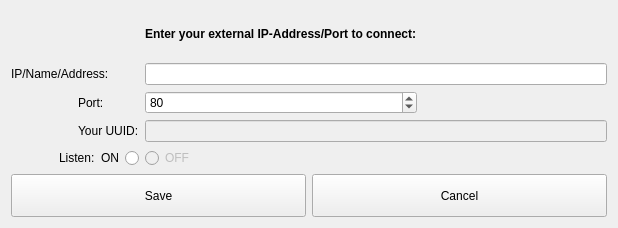
Above: ui/listener-edit.ui from berndhs/arado before the change. Below: the same form after it.
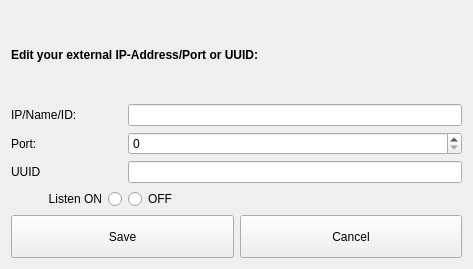
That is the form after the change. Icons and pictures are not drawn.

Commit message: make listener-edit available from button, fix broken widget form

What changed in the file:
```diff
--- a/ui/listener-edit.ui
+++ b/ui/listener-edit.ui
@@ -6,8 +6,8 @@
    <rect>
     <x>0</x>
     <y>0</y>
-    <width>618</width>
-    <height>228</height>
+    <width>473</width>
+    <height>269</height>
    </rect>
   </property>
   <property name="windowTitle">
@@ -18,7 +18,20 @@
     <normaloff>:/arado-logo-colo-128.png</normaloff>:/arado-logo-colo-128.png</iconset>
   </property>
   <layout class="QGridLayout" name="gridLayout">
-   <item row="1" column="0" colspan="2">
+   <item row="0" column="0" colspan="2">
+    <widget class="QLabel" name="label_4">
+     <property name="font">
+      <font>
+       <weight>75</weight>
+       <bold>true</bold>
+      </font>
+     </property>
+     <property name="text">
+      <string>Edit your external IP-Address/Port or UUID:</string>
+     </property>
+    </widget>
+   </item>
+   <item row="1" column="0">
     <widget class="QLabel" name="label">
      <property name="sizePolicy">
       <sizepolicy hsizetype="Expanding" vsizetype="Preferred">
@@ -30,11 +43,11 @@
       <enum>Qt::RightToLeft</enum>
      </property>
      <property name="text">
-      <string>IP/Name/Address:</string>
+      <string>IP/Name/ID:</string>
      </property>
     </widget>
    </item>
-   <item row="1" column="2" colspan="2">
+   <item row="1" column="1">
     <widget class="QLineEdit" name="addressEdit">
      <property name="sizePolicy">
       <sizepolicy hsizetype="Expanding" vsizetype="Fixed">
@@ -44,7 +57,23 @@
      </property>
     </widget>
    </item>
-   <item row="2" column="2">
+   <item row="2" column="0">
+    <widget class="QLabel" name="label_2">
+     <property name="sizePolicy">
+      <sizepolicy hsizetype="Expanding" vsizetype="Preferred">
+       <horstretch>10</horstretch>
+       <verstretch>0</verstretch>
+      </sizepolicy>
+     </property>
+     <property name="layoutDirection">
+      <enum>Qt::RightToLeft</enum>
+     </property>
+     <property name="text">
+      <string>Port:</string>
+     </property>
+    </widget>
+   </item>
+   <item row="2" column="1">
     <widget class="QSpinBox" name="portBox">
      <property name="sizePolicy">
       <sizepolicy hsizetype="Expanding" vsizetype="Fixed">
@@ -55,31 +84,55 @@
      <property name="maximum">
       <number>65535</number>
      </property>
-     <property name="value">
-      <number>80</number>
+    </widget>
+   </item>
+   <item row="3" column="0">
+    <widget class="QLabel" name="label_5">
+     <property name="sizePolicy">
+      <sizepolicy hsizetype="Expanding" vsizetype="Preferred">
+       <horstretch>10</horstretch>
+       <verstretch>0</verstretch>
+      </sizepolicy>
      </property>
+     <property name="layoutDirection">
+      <enum>Qt::RightToLeft</enum>
+     </property>
+     <property name="text">
+      <string>UUID</string>
+     </property>
     </widget>
    </item>
-   <item row="3" column="2" colspan="2">
+   <item row="3" column="1">
     <widget class="QLineEdit" name="uuidEdit">
-     <property name="enabled">
-      <bool>false</bool>
-     </property>
      <property name="sizePolicy">
       <sizepolicy hsizetype="Expanding" vsizetype="Fixed">
        <horstretch>30</horstretch>
        <verstretch>0</verstretch>
       </sizepolicy>
      </property>
-     <property name="inputMethodHints">
-      <set>Qt::ImhPreferUppercase|Qt::ImhUppercaseOnly</set>
+    </widget>
+   </item>
+   <item row="4" column="0">
+    <widget class="QRadioButton" name="onCheck">
+     <property name="layoutDirection">
+      <enum>Qt::RightToLeft</enum>
      </property>
-     <property name="readOnly">
-      <bool>true</bool>
+     <property name="text">
+      <string>Listen ON</string>
      </property>
     </widget>
    </item>
-   <item row="7" column="0" colspan="4">
+   <item row="4" column="1">
+    <widget class="QRadioButton" name="offCheck">
+     <property name="text">
+      <string>OFF</string>
+     </property>
+     <attribute name="buttonGroup">
+      <string>inuseGroup</string>
+     </attribute>
+    </widget>
+   </item>
+   <item row="5" column="0" colspan="2">
     <layout class="QHBoxLayout" name="horizontalLayout">
      <item>
       <widget class="QPushButton" name="saveButton">
@@ -129,77 +182,6 @@
      </item>
     </layout>
    </item>
-   <item row="5" column="2">
-    <widget class="QRadioButton" name="offCheck">
-     <property name="enabled">
-      <bool>false</bool>
-     </property>
-     <property name="text">
-      <string>OFF</string>
-     </property>
-     <attribute name="buttonGroup">
-      <string>inuseGroup</string>
-     </attribute>
-    </widget>
-   </item>
-   <item row="5" column="0" colspan="2">
-    <widget class="QRadioButton" name="onCheck">
-     <property name="layoutDirection">
-      <enum>Qt::RightToLeft</enum>
-     </property>
-     <property name="text">
-      <string>Listen:  ON</string>
-     </property>
-     <attribute name="buttonGroup">
-      <string>inuseGroup</string>
-     </attribute>
-    </widget>
-   </item>
-   <item row="2" column="1">
-    <widget class="QLabel" name="label_2">
-     <property name="sizePolicy">
-      <sizepolicy hsizetype="Expanding" vsizetype="Preferred">
-       <horstretch>10</horstretch>
-       <verstretch>0</verstretch>
-      </sizepolicy>
-     </property>
-     <property name="layoutDirection">
-      <enum>Qt::RightToLeft</enum>
-     </property>
-     <property name="text">
-      <string>Port:</string>
-     </property>
-    </widget>
-   </item>
-   <item row="3" column="1">
-    <widget class="QLabel" name="label_5">
-     <property name="sizePolicy">
-      <sizepolicy hsizetype="Expanding" vsizetype="Preferred">
-       <horstretch>10</horstretch>
-       <verstretch>0</verstretch>
-      </sizepolicy>
-     </property>
-     <property name="layoutDirection">
-      <enum>Qt::RightToLeft</enum>
-     </property>
-     <property name="text">
-      <string>Your UUID:</string>
-     </property>
-    </widget>
-   </item>
-   <item row="0" column="2">
-    <widget class="QLabel" name="label_4">
-     <property name="font">
-      <font>
-       <weight>75</weight>
-       <bold>true</bold>
-      </font>
-     </property>
-     <property name="text">
-      <string>Enter your external IP-Address/Port to connect:</string>
-     </property>
-    </widget>
-   </item>
   </layout>
  </widget>
  <resources>
```
Left out of the diff: 5 changed lines with no effect on the pictures. The commit also changes 4 other files.
